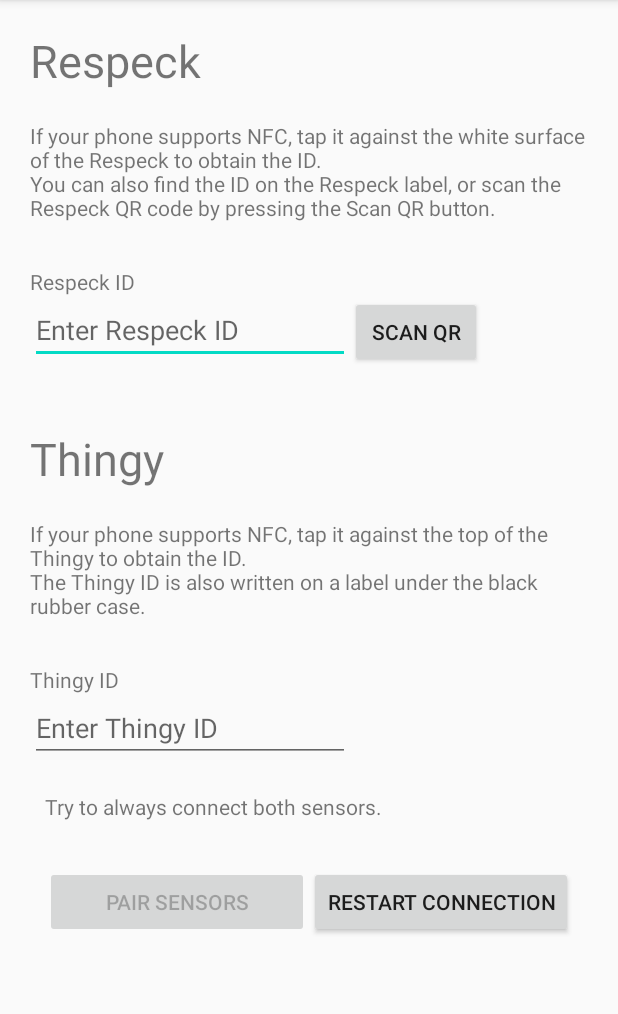
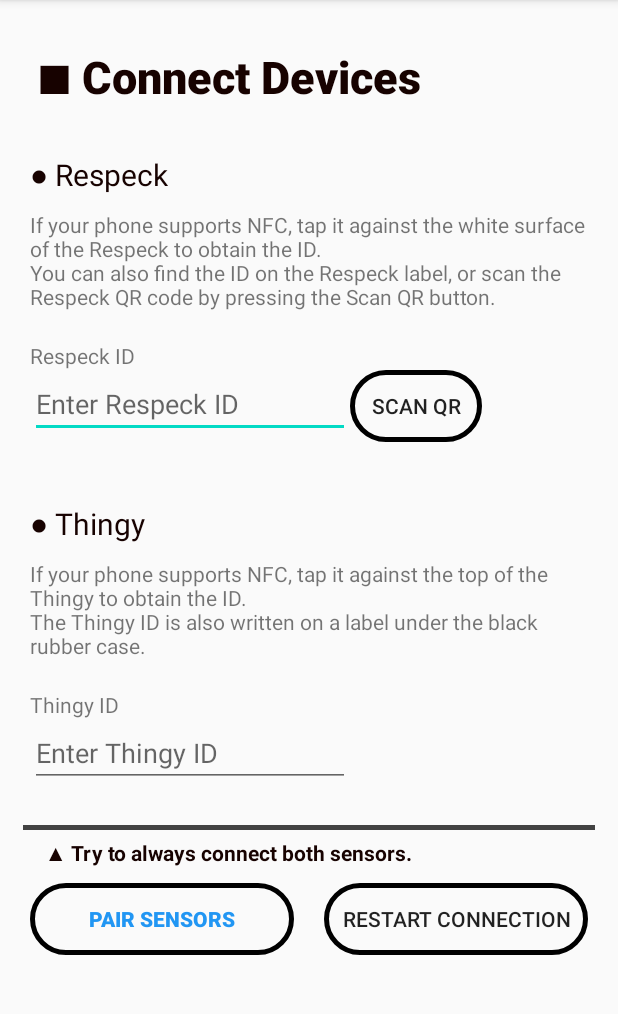
Before and after one commit to Zheng-Lu/PDIoTApp, an Android app: the ConnectingActivity screen opened directly, with no data from a screen before it, on a phone screen of 412 x 824 dp, the part 84-1098 px from its top. Run offline under Robolectric (Android 15) with nearby library versions, the phone set to English and light mode, and no system bars.

Commit message:
UI update, all pages are now using new UI

```diff
--- /dev/null
+++ b/app/src/main/res/drawable/baseline_text_snippet_24.xml
@@ -0,0 +1,6 @@
+<vector android:alpha="0.76" android:autoMirrored="true"
+    android:height="24dp" android:tint="#000000"
+    android:viewportHeight="24" android:viewportWidth="24"
+    android:width="24dp" xmlns:android="http://schemas.android.com/apk/res/android">
+    <path android:fillColor="@android:color/white" android:pathData="M20.41,8.41l-4.83,-4.83C15.21,3.21 14.7,3 14.17,3H5C3.9,3 3,3.9 3,5v14c0,1.1 0.9,2 2,2h14c1.1,0 2,-0.9 2,-2V9.83C21,9.3 20.79,8.79 20.41,8.41zM7,7h7v2H7V7zM17,17H7v-2h10V17zM17,13H7v-2h10V13z"/>
+</vector>
--- a/app/src/main/res/layout/activity_connecting.xml
+++ b/app/src/main/res/layout/activity_connecting.xml
@@ -11,10 +11,30 @@
         android:layout_height="wrap_content"
         android:layout_width="match_parent">
 
+        <TextView
+            android:id="@+id/connection_title"
+            android:layout_width="wrap_content"
+            android:layout_height="wrap_content"
+            android:layout_marginTop="30dp"
+            android:layout_marginBottom="10dp"
+            android:layout_marginLeft="@dimen/activity_margin_content"
+            android:fontFamily="sans-serif-medium"
+            android:gravity="center_horizontal"
+            android:text="■ Connect Devices"
+            android:textColor="#170200"
+            android:textSize="30sp"
+            android:textStyle="bold"
+            android:typeface="sans"
+            app:layout_constraintTop_toTopOf="parent"
+            app:layout_constraintBottom_toTopOf="@+id/connection_container"
+            app:layout_constraintStart_toStartOf="parent" />
+
         <LinearLayout
+            android:id="@+id/connection_container"
             android:layout_width="match_parent"
             android:layout_height="wrap_content"
-            app:layout_constraintTop_toTopOf="parent"
+            app:layout_constraintTop_toBottomOf="@+id/connection_title"
+            app:layout_constraintBottom_toBottomOf="parent"
             app:layout_constraintStart_toStartOf="parent"
             android:orientation="vertical">
 
@@ -28,21 +48,22 @@
                 <TextView
                     android:layout_width="wrap_content"
                     android:layout_height="wrap_content"
-                    android:text="Respeck"
-                    android:textSize="30dp"/>
+                    android:text="● Respeck"
+                    android:textColor="#170200"
+                    android:textSize="20dp"/>
 
                 <TextView
                     android:layout_width="wrap_content"
                     android:layout_height="wrap_content"
                     android:text="If your phone supports NFC, tap it against the white surface of the Respeck to obtain the ID.\nYou can also find the ID on the Respeck label, or scan the Respeck QR code by pressing the Scan QR button."
-                    android:layout_marginTop="20dp"/>
+                    android:layout_marginTop="10dp"/>
 
                 <TextView
                     android:id="@+id/title"
                     android:layout_width="wrap_content"
                     android:layout_height="wrap_content"
                     android:text="Respeck ID"
-                    android:layout_marginTop="30dp"/>
+                    android:layout_marginTop="20dp"/>
 
                 <LinearLayout
                     android:gravity="left"
@@ -63,7 +84,8 @@
                         android:id="@+id/scan_respeck"
                         android:layout_width="wrap_content"
                         android:layout_height="wrap_content"
-                        android:text="Scan QR"/>
+                        android:background="@drawable/rounded_button"
+                        android:text="Scan QR" />
                 </LinearLayout>
 
 
@@ -102,15 +124,16 @@
                 <TextView
                     android:layout_width="wrap_content"
                     android:layout_height="wrap_content"
-                    android:text="Thingy"
-                    android:textSize="30dp"/>
+                    android:text="● Thingy"
+                    android:textColor="#170200"
+                    android:textSize="20dp"/>
 
                 <TextView
                     android:id="@+id/textView4"
                     android:layout_width="wrap_content"
                     android:layout_height="wrap_content"
                     android:text="If your phone supports NFC, tap it against the top of the Thingy to obtain the ID.\nThe Thingy ID is also written on a label under the black rubber case."
-                    android:layout_marginTop="20dp"/>
+                    android:layout_marginTop="10dp"/>
 
 
 
@@ -119,7 +142,7 @@
                     android:layout_width="wrap_content"
                     android:layout_height="wrap_content"
                     android:text="Thingy ID"
-                    android:layout_marginTop="30dp"/>
+                    android:layout_marginTop="20dp"/>
 
                 <LinearLayout
                     android:layout_width="match_parent"
@@ -138,18 +161,33 @@
 
             </LinearLayout>
 
+
+            <View
+                android:id="@+id/divide_line"
+                android:layout_width="match_parent"
+                android:layout_marginLeft="15dp"
+                android:layout_marginRight="15dp"
+                android:layout_height="3dp"
+                android:background="@color/cardview_dark_background"
+                android:layout_marginTop="5dp"/>
+
             <TextView
+                android:layout_marginTop="5dp"
                 android:paddingLeft="30dp"
                 android:layout_width="wrap_content"
                 android:layout_height="wrap_content"
-                android:text="Try to always connect both sensors."/>
+                android:text="▲ Try to always connect both sensors."
+                android:textColor="#170200"
+                android:textStyle="bold"/>
+
 
             <LinearLayout
+                android:id="@+id/paring_button"
                 android:layout_width="match_parent"
                 android:layout_height="wrap_content"
                 android:orientation="horizontal"
                 android:gravity="center"
-                android:padding="30dp">
+                android:padding="10dp">
 
 
                 <Button
@@ -157,14 +195,24 @@
                     android:layout_width="0dp"
                     android:layout_weight="1"
                     android:layout_height="wrap_content"
-                    android:text="Pair Sensors"/>
+                    android:layout_marginLeft="10dp"
+                    android:layout_marginRight="10dp"
+                    android:text="Pair Sensors"
+                    android:textStyle="bold"
+                    android:textColor="@color/blue"
+                    android:background="@drawable/rounded_button"
+                    />
 
                 <Button
                     android:id="@+id/restart_service_button"
                     android:layout_width="0dp"
                     android:layout_weight="1"
                     android:layout_height="wrap_content"
-                    android:text = "Restart connection"/>
+                    android:layout_marginLeft="10dp"
+                    android:layout_marginRight="10dp"
+                    android:text = "Restart connection"
+                    android:background="@drawable/rounded_button"
+                    />
 
             </LinearLayout>
 
--- a/app/src/main/res/layout/activity_live_data.xml
+++ b/app/src/main/res/layout/activity_live_data.xml
@@ -27,7 +27,7 @@
             android:layout_marginBottom="40dp"
             android:fontFamily="sans-serif-medium"
             android:gravity="center_horizontal"
-            android:text="Live Data Preview"
+            android:text="Live Data Preview (REDUCTED)"
             android:textColor="#170200"
             android:textSize="30sp"
             android:textStyle="bold"
--- a/app/src/main/res/layout/file_item.xml
+++ b/app/src/main/res/layout/file_item.xml
@@ -19,10 +19,13 @@
                 android:layout_margin="0dp"
                 android:padding="10dp"
                 android:text="Name of the file"
+                android:drawableLeft="@drawable/baseline_text_snippet_24"
+                android:drawablePadding="10dp"
                 app:layout_constraintBottom_toBottomOf="parent"
                 app:layout_constraintEnd_toEndOf="parent"
                 app:layout_constraintStart_toStartOf="parent"
                 app:layout_constraintTop_toTopOf="parent" />
 
+
     </androidx.constraintlayout.widget.ConstraintLayout>
 </androidx.cardview.widget.CardView>
--- a/app/src/main/res/layout/login_page.xml
+++ b/app/src/main/res/layout/login_page.xml
@@ -22,7 +22,7 @@
             android:layout_marginTop="80dp"
             android:layout_marginBottom="40dp"
             android:fontFamily="sans-serif-medium"
-            android:text="Login"
+            android:text="Login (REDUCTED)"
             android:textAlignment="textEnd"
             android:textColor="#170200"
             android:textSize="30sp"
```
Also changed, not shown: app/src/main/res/layout/activity_recognise.xml (+84 -68 lines), app/src/main/res/layout/activity_recording.xml (+82 -72 lines), app/src/main/res/layout/register_page.xml (+0 -9 lines), app/src/main/res/layout/show_files.xml (+24 -2 lines). Lines whose indentation alone changed are shown as unchanged.
